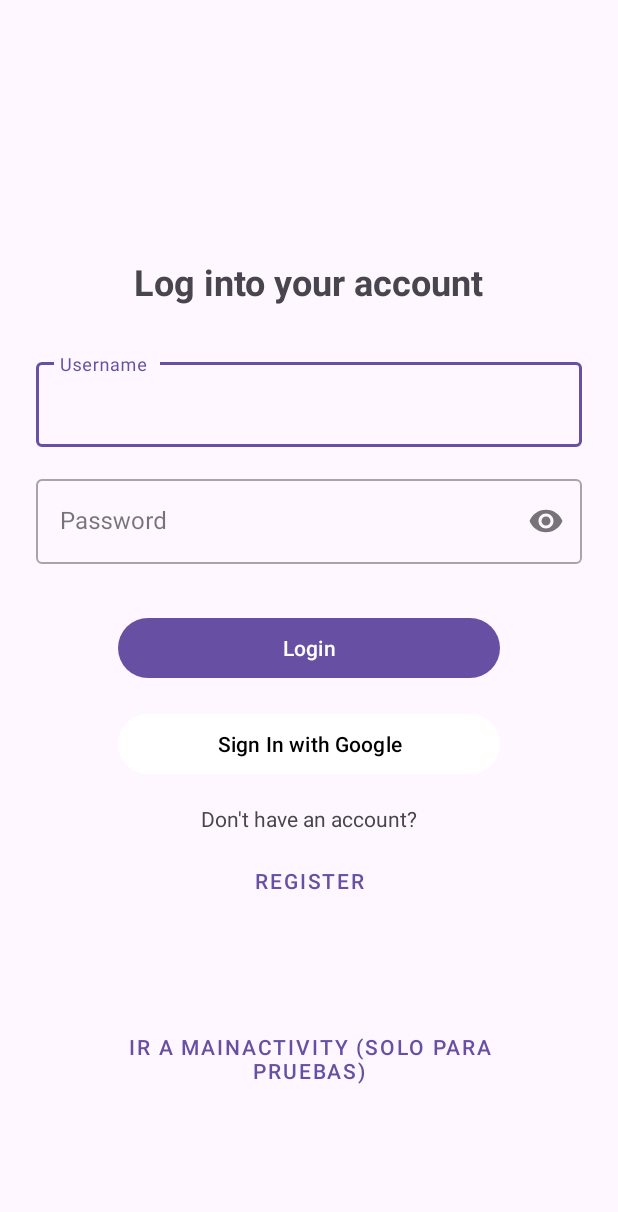
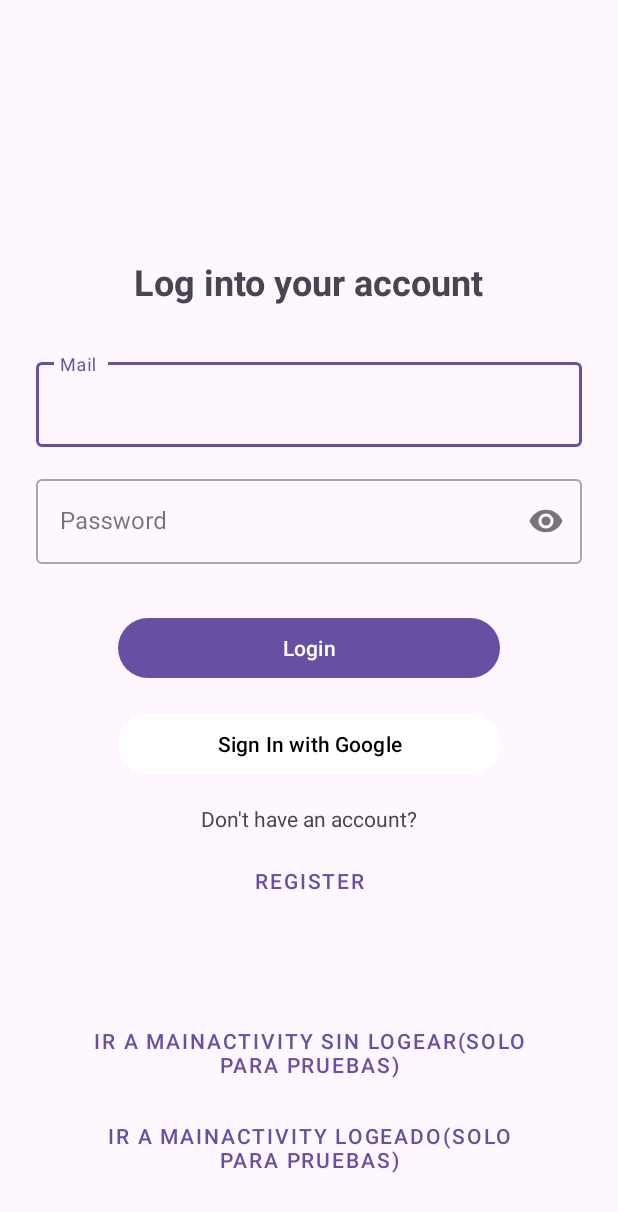
Before and after one commit to AbelHaro/DADM-Proyecto, an Android app: the screen it shows after launch (AuthActivity), on a phone screen of 412 x 824 dp. Shown: the top 1212 px of the screen. Run offline under Robolectric (Android 15) with nearby library versions, the phone set to English and light mode, and no system bars; our stand-ins replace Dagger/Hilt's generated code, Firebase (no records; nobody signed in at launch, a user with empty details on screens opened directly).

Commit message:
Verificación de email para registrar usuario

```diff
--- a/app/src/main/res/layout/fragment_login.xml
+++ b/app/src/main/res/layout/fragment_login.xml
@@ -25,7 +25,7 @@
         android:layout_width="match_parent"
         android:layout_height="wrap_content"
         android:layout_marginTop="32dp"
-        android:hint="@string/username"
+        android:hint="@string/mail"
         app:layout_constraintBottom_toTopOf="@+id/passwordLayout"
         app:layout_constraintEnd_toEndOf="parent"
         app:layout_constraintStart_toStartOf="parent"
@@ -107,14 +107,25 @@
         app:layout_constraintTop_toBottomOf="@+id/tvRegisterPrompt" />
 
     <Button
-        android:id="@+id/btnGoToMainActivity"
+        android:id="@+id/btnGoToMainActivityUnlogged"
         style="@style/Widget.MaterialComponents.Button.TextButton"
         android:layout_width="wrap_content"
         android:layout_height="wrap_content"
-        android:text="Ir a MainActivity (Solo para pruebas)"
-        app:layout_constraintBottom_toBottomOf="parent"
+        android:text="Ir a MainActivity sin Logear(Solo para pruebas)"
+        app:layout_constraintBottom_toBottomOf="@id/btnGoToMainActivityLogged"
         app:layout_constraintEnd_toEndOf="parent"
         app:layout_constraintStart_toStartOf="parent"
         app:layout_constraintTop_toBottomOf="@id/btnGoToRegister" />
 
+    <Button
+        android:id="@+id/btnGoToMainActivityLogged"
+        style="@style/Widget.MaterialComponents.Button.TextButton"
+        android:layout_width="wrap_content"
+        android:layout_height="wrap_content"
+        android:text="Ir a MainActivity Logeado(Solo para pruebas)"
+        app:layout_constraintBottom_toBottomOf="parent"
+        app:layout_constraintEnd_toEndOf="parent"
+        app:layout_constraintStart_toStartOf="parent"
+        app:layout_constraintTop_toBottomOf="@id/btnGoToMainActivityUnlogged" />
+
 </androidx.constraintlayout.widget.ConstraintLayout>
--- a/app/src/main/res/values/strings.xml
+++ b/app/src/main/res/values/strings.xml
@@ -2,6 +2,7 @@
     <string name="app_name">DADMProyecto</string>
     <string name="login">Login</string>
     <string name="username">Username\n</string>
+    <string name="mail">Mail\n</string>
     <string name="password">Password</string>
     <string name="loginTitle">Log into your account</string>
     <string name="registerTitle">Create your account</string>
@@ -28,4 +29,8 @@
     <string name="logout_dialog_message">Are you sure you want to log out?</string>
     <string name="logout_dialog_positive">Yes</string>
     <string name="logout_dialog_negative">Cancel</string>
+    <string name="register_error_unknown">Unknown error on register</string>
+    <string name="register_success">User registered, confirm your email</string>
+    <string name="login_error_unknown">Unknown error in login</string>
+    <string name="login_error_email_not_verified">>Email not verified</string>
 </resources>
```
Also changed, not shown: app/src/main/java/dadm/grupo/dadmproyecto/ui/login/LoginFragment.kt (+19 -1 lines), app/src/main/java/dadm/grupo/dadmproyecto/ui/login/LoginViewModel.kt (+62 -6 lines), app/src/main/java/dadm/grupo/dadmproyecto/ui/register/RegisterViewModel.kt (+72 -7 lines).
